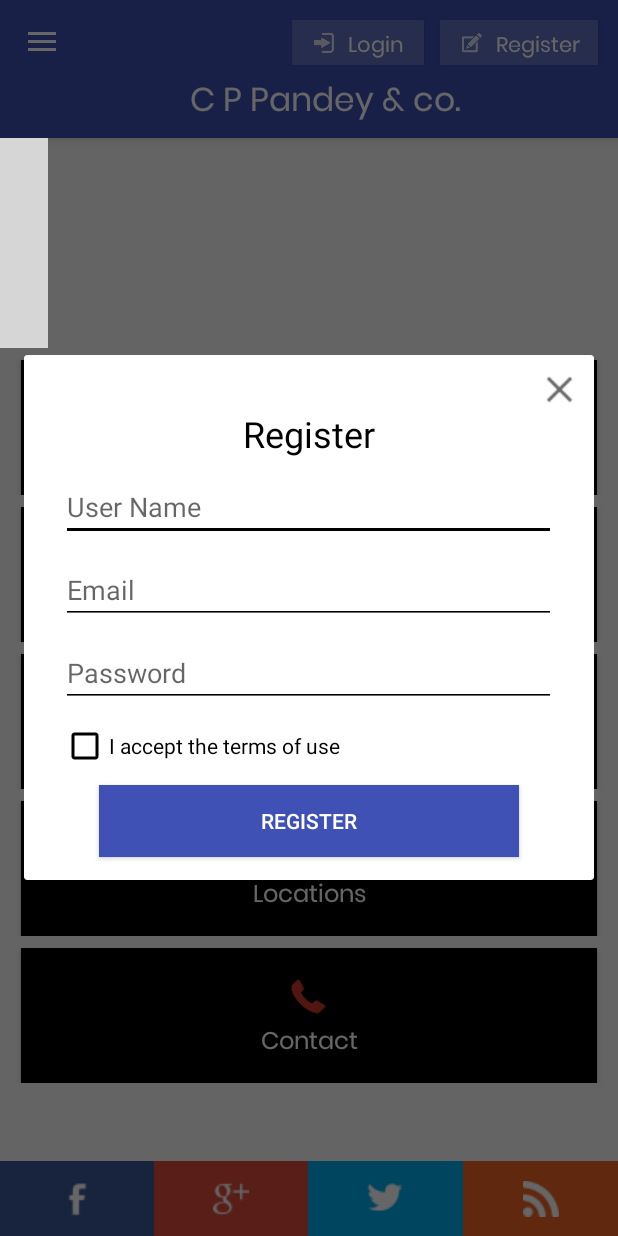
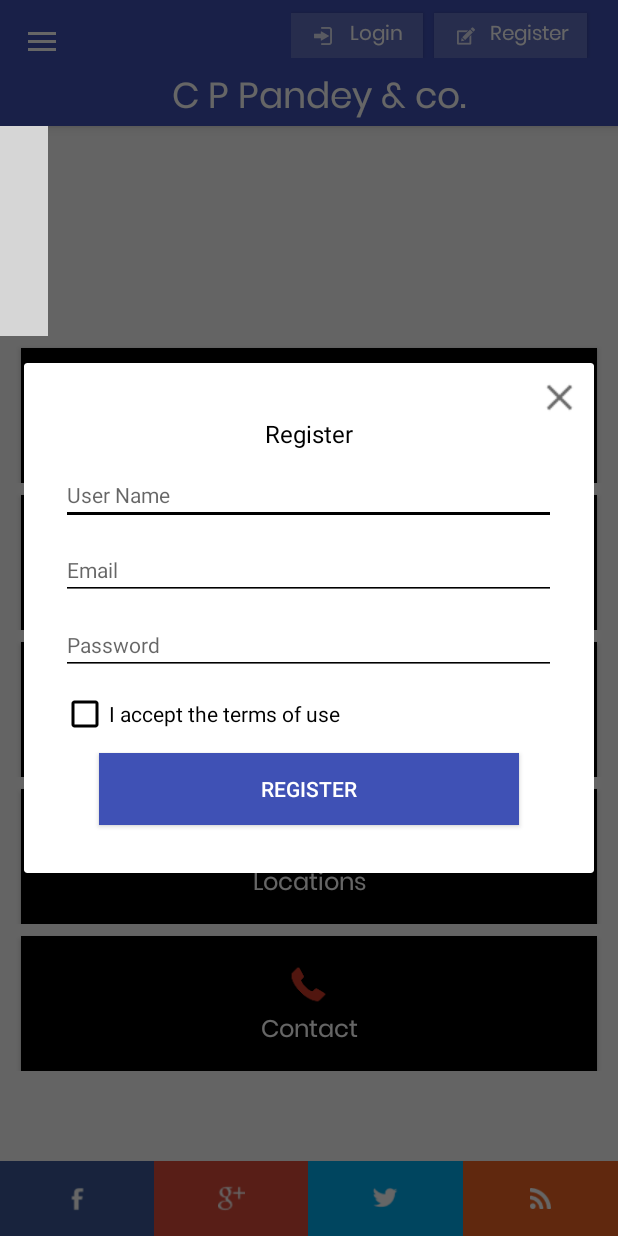
Before and after one commit to Nagarajsk/demoapp, an Android app: the screen it shows after launch (MainActivity), after a tap on "Register", on a phone screen of 412 x 824 dp. Run offline under Robolectric (Android 15) with nearby library versions, the phone set to English and light mode, and no system bars; libraries missing offline, so code that uses them is left out: com.synnapps.carouselview; plain views replace CarouselView; 3 statements that could not run were skipped; grey boxes are pictures that could not be loaded.

Commit message:
Aligned toolbar elements

```diff
--- a/DemoApp/app/src/main/java/com/example/bitjini/demoapp/MainActivity.java
+++ b/DemoApp/app/src/main/java/com/example/bitjini/demoapp/MainActivity.java
@@ -175,7 +175,4 @@ public class MainActivity extends Navigation_Drawer {
 
         }
     }
-
-
-
 }
--- a/DemoApp/app/src/main/java/com/example/bitjini/demoapp/Navigation_Drawer.java
+++ b/DemoApp/app/src/main/java/com/example/bitjini/demoapp/Navigation_Drawer.java
@@ -152,7 +152,8 @@ public class Navigation_Drawer extends AppCompatActivity implements View.OnClick
                     case R.id.nav_home:
                         navItemIndex = 0;
                         CURRENT_TAG = TAG_HOME;
-                        gotoIntent("http://demo.technowebmart.com/pandeyji_mob_app/main.html");
+                        Intent intent = new Intent(Navigation_Drawer.this,MainActivity.class);
+                        startActivity(intent);
                         break;
 
                     case R.id.nav_team:
--- a/DemoApp/app/src/main/java/com/example/bitjini/demoapp/Webview_activity.java
+++ b/DemoApp/app/src/main/java/com/example/bitjini/demoapp/Webview_activity.java
@@ -1,23 +1,11 @@
 package com.example.bitjini.demoapp;
 
 import android.app.ProgressDialog;
-import android.content.Context;
-import android.content.Intent;
-import android.graphics.Bitmap;
-import android.net.Uri;
-import android.support.v7.app.AppCompatActivity;
 import android.os.Bundle;
-import android.util.Log;
-import android.view.KeyEvent;
-import android.view.View;
-import android.webkit.WebSettings;
 import android.webkit.WebView;
 import android.webkit.WebViewClient;
-import android.widget.Toast;
 
-import com.example.bitjini.demoapp.R;
-
-public class Webview_activity extends AppCompatActivity {
+public class Webview_activity extends Navigation_Drawer {
 
     private  WebView webView;
     @Override
@@ -152,7 +140,6 @@ public class Webview_activity extends AppCompatActivity {
         webView.getSettings().setJavaScriptEnabled(true);
 
         // Other webview options
-
         webView.getSettings().setLoadWithOverviewMode(true);
         webView.getSettings().setUseWideViewPort(true);
         webView.setScrollBarStyle(WebView.SCROLLBARS_OUTSIDE_OVERLAY);
--- a/DemoApp/app/src/main/res/layout/activity_main.xml
+++ b/DemoApp/app/src/main/res/layout/activity_main.xml
@@ -26,46 +26,10 @@
         android:layout_width="match_parent"
         android:layout_height="wrap_content"
         android:scrollbars="vertical"
-        android:layout_marginBottom="70dp"/>
+        android:layout_marginBottom="58dp"/>
 
     <!-- Footer aligned to bottom -->
-   <LinearLayout
-            android:weightSum="4"
-            android:id="@+id/footer"
-            android:layout_width="match_parent"
-            android:layout_height="wrap_content"
-           android:layout_alignParentBottom="true"
-            android:gravity="start"
-            android:orientation="horizontal">
-
-            <ImageButton
-               android:layout_weight="1"
-               android:layout_width="0dp"
-               android:layout_height="50dp"
-               android:background="@color/facebook"
-               android:src="@drawable/facebook"/>
-
-            <ImageButton
-               android:layout_weight="1"
-               android:layout_width="0dp"
-               android:layout_height="50dp"
-                android:background="@color/googleplus"
-               android:src="@drawable/google_plus"/>
-
-            <ImageButton
-               android:layout_weight="1"
-               android:layout_width="0dp"
-               android:layout_height="50dp"
-               android:background="@color/twitter"
-               android:src="@drawable/twitter"/>
-
-            <ImageButton
-               android:layout_weight="1"
-               android:layout_width="0dp"
-               android:layout_height="50dp"
-               android:background="@color/wireless"
-               android:src="@drawable/wifi_wireless"/>
-       </LinearLayout>
-
+    <include
+        layout="@layout/footer"/>
 
 </RelativeLayout>
--- a/DemoApp/app/src/main/res/layout/activity_webview.xml
+++ b/DemoApp/app/src/main/res/layout/activity_webview.xml
@@ -10,7 +10,8 @@
     <WebView
         android:id="@+id/web"
         android:layout_width="match_parent"
-        android:layout_height="wrap_content">
+        android:layout_height="match_parent"
+        android:layout_marginTop="84dp">
 
     </WebView>
 
--- a/DemoApp/app/src/main/res/layout/app_bar_navigation_drawer.xml
+++ b/DemoApp/app/src/main/res/layout/app_bar_navigation_drawer.xml
@@ -19,7 +19,7 @@
         <android.support.v7.widget.Toolbar
             android:id="@+id/toolbar"
             android:layout_width="match_parent"
-            android:layout_height="wrap_content"
+            android:layout_height="84dp"
             android:background="?attr/colorPrimary"
             app:popupTheme="@style/AppTheme.PopupOverlay"
             app:titleTextColor="@color/colorAccent">
@@ -33,7 +33,7 @@
                    android:orientation="horizontal"
                    android:weightSum="2"
                    android:layout_alignParentEnd="true"
-                   android:layout_margin="8dp"
+                   android:layout_margin="5dp"
                    android:layout_gravity="end">
 
                    <Button
@@ -41,48 +41,47 @@
                        android:id="@+id/toolbar_login"
                        android:layout_width="wrap_content"
                        android:layout_height="30dp"
+                       android:gravity="center"
                        android:background="@color/login"
-                       android:drawableStart="@drawable/login_icon"
+                       android:drawableStart="@drawable/login"
                        android:text="Login"
-                       android:textSize="14sp"
-                       android:gravity="bottom"
-
+                       android:textSize="13sp"
                        android:textAllCaps="false"
                        android:textColor="@color/colorAccent"
-                       android:layout_margin="5dp"
+                       android:layout_marginTop="3dp"
+                       android:layout_marginEnd="7dp"
                        android:paddingStart="5dp"
-                       android:paddingEnd="12dp"
-                       />
+                       android:paddingEnd="12dp"/>
 
                    <Button
                        android:layout_weight="1"
-                       android:layout_margin="5dp"
                        android:id="@+id/toolbar_register"
                        android:layout_width="wrap_content"
                        android:layout_height="30dp"
+                       android:gravity="center"
+                       android:background="@color/login"
+                       android:drawableStart="@drawable/register"
+                       android:text="Register"
+                       android:textSize="13sp"
+                       android:textAllCaps="false"
+                       android:textColor="@color/colorAccent"
+                       android:layout_marginTop="3dp"
+                       android:layout_marginEnd="15dp"
                        android:paddingStart="5dp"
-                       android:paddingEnd="12dp"
-                       android:gravity="bottom"
-
-                       android:background="@color/login"
-                       android:drawableStart="@drawable/register_icon"
-                       android:text="Register"
-                       android:textSize="14sp"
-                       android:textAllCaps="false"
-                       android:textColor="@color/colorAccent" />
-
+                       android:paddingEnd="12dp"/>
                </LinearLayout>
             <TextView
                 android:id="@+id/toolbar_title"
                 android:layout_width="match_parent"
                 android:layout_height="wrap_content"
-                android:layout_marginTop="50dp"
+                android:layout_marginTop="46dp"
                 android:gravity="center"
-                android:layout_marginStart="-50dp"
+                android:layout_marginStart="-58dp"
                 android:layout_marginBottom="5dp"
                 android:text="C P Pandey &amp; co."
                 android:textColor="@color/colorAccent"
-                android:textSize="22sp" />
+                android:textSize="24sp"
+                android:textStyle="bold"/>
 
            </RelativeLayout>
 
--- /dev/null
+++ b/DemoApp/app/src/main/res/layout/footer.xml
@@ -0,0 +1,51 @@
+<?xml version="1.0" encoding="utf-8"?>
+<LinearLayout
+    xmlns:android="http://schemas.android.com/apk/res/android"
+    android:weightSum="4"
+    android:id="@+id/footer"
+    android:layout_width="match_parent"
+    android:layout_height="wrap_content"
+    android:layout_alignParentBottom="true"
+    android:gravity="start"
+    android:orientation="horizontal">
+
+    <ImageButton
+        android:layout_weight="1"
+        android:layout_width="0dp"
+        android:layout_height="50dp"
+        android:background="@color/facebook"
+        android:src="@drawable/facebook"
+        android:adjustViewBounds="true"
+        android:scaleType="centerInside"
+        android:padding="16dp"/>
+
+    <ImageButton
+        android:layout_weight="1"
+        android:layout_width="0dp"
+        android:layout_height="50dp"
+        android:background="@color/googleplus"
+        android:src="@drawable/google_plus"
+        android:adjustViewBounds="true"
+        android:scaleType="centerInside"
+        android:padding="16dp"/>
+
+    <ImageButton
+        android:layout_weight="1"
+        android:layout_width="0dp"
+        android:layout_height="50dp"
+        android:background="@color/twitter"
+        android:src="@drawable/twitter"
+        android:adjustViewBounds="true"
+        android:scaleType="centerInside"
+        android:padding="16dp"/>
+
+    <ImageButton
+        android:layout_weight="1"
+        android:layout_width="0dp"
+        android:layout_height="50dp"
+        android:background="@color/wireless"
+        android:src="@drawable/wifi_wireless"
+        android:adjustViewBounds="true"
+        android:scaleType="centerInside"
+        android:padding="18dp"/>
+</LinearLayout>
--- a/DemoApp/app/src/main/res/layout/login_details.xml
+++ b/DemoApp/app/src/main/res/layout/login_details.xml
@@ -4,7 +4,7 @@
     android:layout_width="match_parent"
     android:layout_height="match_parent"
     android:minWidth="300dp"
-    android:minHeight="350dp">
+    android:minHeight="320dp">
 
     <ImageButton
 
@@ -27,9 +27,8 @@
         android:gravity="center"
         android:layout_centerHorizontal="true"
         android:layout_marginStart="20dp"
-        android:textSize="24sp"
+        android:textSize="16sp"
         android:textColor="@color/colorPrimaryDark"
-
         android:layout_below="@+id/closeBtn"/>
 
     <EditText
@@ -39,6 +38,7 @@
         android:id="@+id/login_email"
         android:inputType="textEmailAddress"
         android:hint="Email"
+        android:textSize="14sp"
         android:gravity="start"
         android:layout_below="@+id/login_title"
         android:layout_centerHorizontal="true"
@@ -53,6 +53,7 @@
         android:inputType="textPassword"
         android:id="@+id/login_password"
         android:hint="Password"
+        android:textSize="14sp"
         android:gravity="start"
         android:layout_below="@+id/login_email"
         android:layout_centerHorizontal="true"
@@ -66,6 +67,7 @@
         android:id="@+id/login_checkbox"
         android:layout_below="@+id/login_password"
         android:text="Remember me ?"
+        android:textSize="14sp"
         android:layout_centerHorizontal="true"
         android:buttonTint="@color/colorPrimaryDark"
         android:layout_marginTop="20dp"/>
@@ -75,6 +77,7 @@
         android:layout_height="wrap_content"
         android:id="@+id/login_button"
         android:text="LOGIN"
+        android:textSize="14sp"
         android:gravity="center"
         android:textColor="@color/colorAccent"
         android:background="@color/colorPrimary"
--- a/DemoApp/app/src/main/res/layout/registration_details.xml
+++ b/DemoApp/app/src/main/res/layout/registration_details.xml
@@ -4,7 +4,7 @@
     android:layout_width="match_parent"
     android:layout_height="match_parent"
     android:minWidth="300dp"
-    android:minHeight="350dp">
+    android:minHeight="340dp">
 
     <ImageButton
         android:id="@+id/register_close_button"
@@ -25,7 +25,7 @@
         android:gravity="center"
         android:layout_centerHorizontal="true"
         android:layout_below="@+id/register_close_button"
-        android:textSize="24sp"
+        android:textSize="16sp"
         android:textColor="#000000"/>
 
     <EditText
@@ -33,6 +33,7 @@
         android:layout_height="wrap_content"
         android:id="@+id/User_name"
         android:hint="User Name"
+        android:textSize="14sp"
         android:gravity="start"
         android:layout_below="@+id/register_title"
         android:layout_centerHorizontal="true"
@@ -46,6 +47,7 @@
         android:layout_height="wrap_content"
         android:id="@+id/register_email"
         android:hint="Email"
+        android:textSize="14sp"
         android:inputType="textEmailAddress"
         android:gravity="start"
         android:layout_below="@+id/User_name"
@@ -59,6 +61,7 @@
         android:layout_height="wrap_content"
         android:id="@+id/register_password"
         android:hint="Password"
+        android:textSize="14sp"
         android:gravity="start"
         android:layout_below="@+id/register_email"
         android:layout_centerHorizontal="true"
@@ -72,6 +75,7 @@
         android:id="@+id/register_checkbox"
         android:layout_below="@+id/register_password"
         android:text="I accept the terms of use"
+        android:textSize="14sp"
         android:layout_centerHorizontal="true"
         android:layout_marginTop="10dp"
         android:layout_marginEnd="50dp"
@@ -82,6 +86,7 @@
         android:layout_height="wrap_content"
         android:id="@+id/register_button"
         android:text="REGISTER"
+        android:textSize="14sp"
         android:textColor="@color/colorAccent"
         android:gravity="center"
         android:layout_below="@+id/register_checkbox"
```
Also changed, not shown: DemoApp/app/src/main/res/drawable-hdpi/login.png (added), DemoApp/app/src/main/res/drawable-hdpi/register.png (added), DemoApp/app/src/main/res/drawable-mdpi/login.png (added), DemoApp/app/src/main/res/drawable-mdpi/register.png (added), DemoApp/app/src/main/res/drawable-xhdpi/login.png (added), DemoApp/app/src/main/res/drawable-xhdpi/register.png (added), DemoApp/app/src/main/res/drawable-xxhdpi/login.png (added), DemoApp/app/src/main/res/drawable-xxhdpi/register.png (added).
